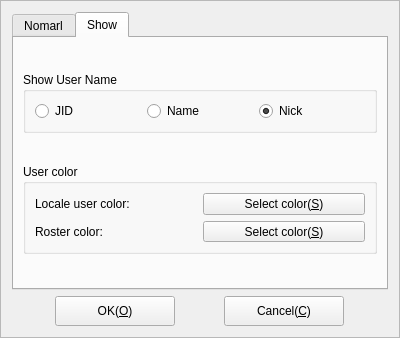
Qt form Widgets/FrmOptions/FrmOptions.ui (KangLin/RabbitIm) before a commit.
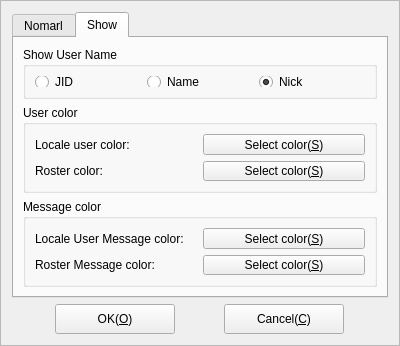
The same form after that commit. The open tabs and pages were chosen to show the change.

The edit to the form file:
```diff
--- a/Widgets/FrmOptions/FrmOptions.ui
+++ b/Widgets/FrmOptions/FrmOptions.ui
@@ -141,7 +141,7 @@
       <attribute name="title">
        <string>Show</string>
       </attribute>
-      <layout class="QGridLayout" name="gridLayout_6">
+      <layout class="QGridLayout" name="gridLayout_7">
        <item row="0" column="0">
         <widget class="QGroupBox" name="groupBox_2">
          <property name="sizePolicy">
@@ -253,6 +253,69 @@
          </layout>
         </widget>
        </item>
+       <item row="2" column="0">
+        <widget class="QGroupBox" name="groupBox_4">
+         <property name="sizePolicy">
+          <sizepolicy hsizetype="Preferred" vsizetype="Fixed">
+           <horstretch>0</horstretch>
+           <verstretch>0</verstretch>
+          </sizepolicy>
+         </property>
+         <property name="minimumSize">
+          <size>
+           <width>0</width>
+           <height>88</height>
+          </size>
+         </property>
+         <property name="maximumSize">
+          <size>
+           <width>16777215</width>
+           <height>90</height>
+          </size>
+         </property>
+         <property name="title">
+          <string>Message color</string>
+         </property>
+         <layout class="QGridLayout" name="gridLayout_6">
+          <item row="0" column="0">
+           <layout class="QHBoxLayout" name="horizontalLayout_7">
+            <item>
+             <widget class="QLabel" name="lbLocalUserMessageColor">
+              <property name="text">
+               <string>Locale User Message color:</string>
+              </property>
+             </widget>
+            </item>
+            <item>
+             <widget class="QPushButton" name="pbLocalUserMessageColor">
+              <property name="text">
+               <string>Select color(&amp;S)</string>
+              </property>
+             </widget>
+            </item>
+           </layout>
+          </item>
+          <item row="1" column="0">
+           <layout class="QHBoxLayout" name="horizontalLayout_8">
+            <item>
+             <widget class="QLabel" name="lbRosterMessageColor">
+              <property name="text">
+               <string>Roster Message color:</string>
+              </property>
+             </widget>
+            </item>
+            <item>
+             <widget class="QPushButton" name="pbRosterMessageColor">
+              <property name="text">
+               <string>Select color(&amp;S)</string>
+              </property>
+             </widget>
+            </item>
+           </layout>
+          </item>
+         </layout>
+        </widget>
+       </item>
       </layout>
      </widget>
     </widget>
```
Left out of the diff: 2 changed lines with no effect on the pictures.
